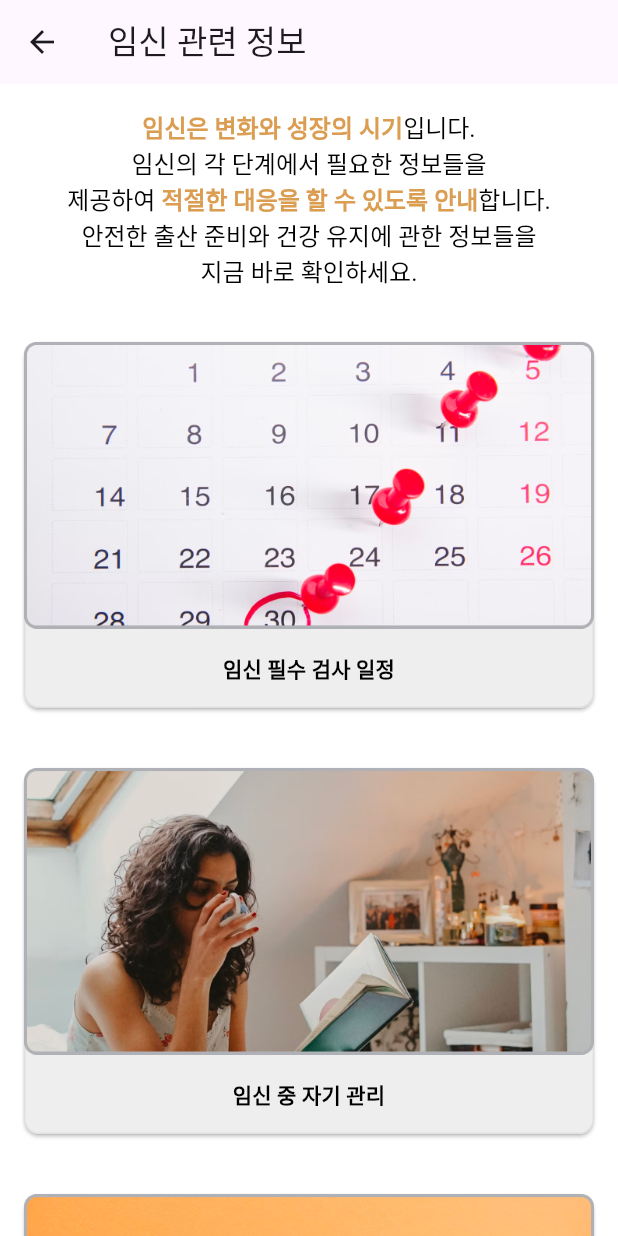
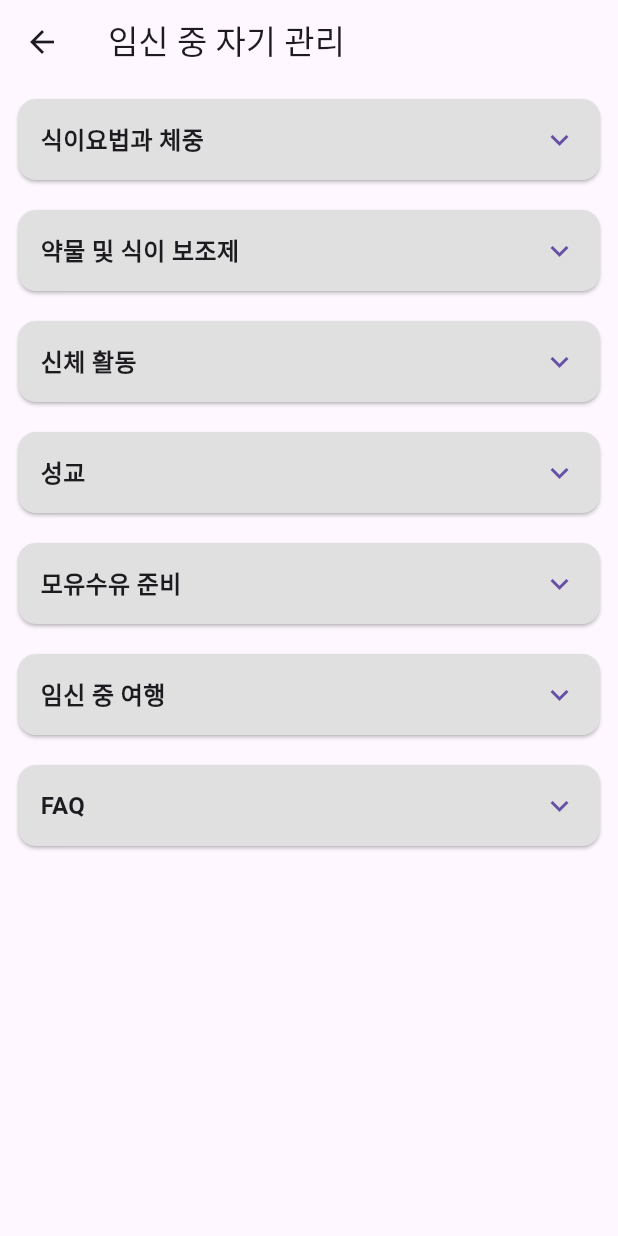
Before and after one commit to GDSC-KNU/3rd-sc-1team_VitaBelly-Android, a Flutter app: the PregnancyInfoScreen screen opened by its route, after a tap on "임신 중 자기 관리", on a phone screen of 412 x 824 dp. Run offline on Flutter 3.47's test engine with Material 3 defaults, Android fonts, the light colour scheme and no system bars; our stand-ins replace flutter_dotenv, google_maps_flutter, location.

Commit message:
feat: 임신 중 자기 관리 페이지 구현

```diff
--- /dev/null
+++ b/lib/data/self_care_content.dart
@@ -0,0 +1,28 @@
+final Map<String, String> detailedContent = {
+  '식이요법과 체중': '''
+임신 중 여성의 식이요법은 적절하고 영양소가 풍부해야 합니다. 스스로와 태아를 위해 충분한 영양소를 섭취하지 않으면 모든 영양소가 태아에게 영양분을 공급하는 데 사용됩니다. 하루에 약 250칼로리를 추가하는 것만으로 산모와 아기 모두에게 충분한 영양을 공급할 수 있습니다. 식이요법은 균형이 잡히고 신선한 과일, 곡물, 채소를 포함해야 합니다.
+
+미국에서 대부분 여성은 식탁의 음식에 소금을 추가하지 않아도 식단에서 충분한 염분을 섭취합니다. 상용 가공 식품에는 과다한 양의 염분이 들어 있으므로 소비를 삼가해야 합니다.
+
+임신 중 체중 감량을 위한 다이어트는 권장되지 않습니다. 비만 여성이라도 일부 체중 증가는 태아가 정상적으로 발달하는 데 필수적입니다.
+
+BMI가 높은 여성은 정상 또는 저체중으로 분류된 여성들보다 임신 기간 동안 적은 체중을 증가시켜야 합니다. 평균 체격의 여성은 임신 중 약 11.5~16kg의 체중이 증가할 것입니다.
+
+체중이 과도하게 증가하면 여성과 태아에게 지방이 축적됩니다. 체중 증가를 조절하는 것이 중요합니다.''',
+  '약물 및 식이 보조제': '''
+일반적으로 임신 중 약물 사용은 피하는 것이 좋습니다. 필요한 경우, 특히 임신 첫 3개월 동안은 의사와 상담해야 합니다.
+
+임신부는 철분 보조제가 필요할 수 있습니다. 평균적으로, 여성은 식품으로부터 임신에 필요한 철분을 충분히 흡수하지 못합니다.
+
+모든 임신부는 매일 400마이크로그램의 엽산을 포함하는 보조제를 복용해야 합니다. 엽산 보조제는 임신 전에 복용을 시작하는 것이 좋습니다.''',
+  '신체 활동': '''
+대부분의 여성은 임신 기간 전체에서 일상적인 활동과 운동을 지속할 수 있습니다. 수영, 활발한 보행 등이 좋습니다. 격렬한 활동도 주의를 기울여 수행한다면 가능합니다.''',
+  '성교': '''
+임신 중에는 성적 욕구가 증가하거나 감소할 수 있습니다. 질 출혈, 통증, 양수 유출, 자궁 수축이 없는 한, 임신 기간 전체에서 성교는 안전합니다.''',
+  '모유수유 준비': '''
+임신 기간 동안 모유수유를 계획 중인 여성은 특별한 준비가 필요하지 않습니다. 출산 전 유방을 눌러 유즙을 빼내는 것은 권장되지 않습니다.''',
+  '임신 중 여행': '''
+14주차에서 28주차 사이가 임신 중 여행하기에 가장 안전한 시기입니다. 여행 시간은 하루 6시간을 넘지 않도록 해야 합니다. 임신부는 항상 안전 벨트를 착용해야 합니다.''',
+  'FAQ': '''
+여기에 자주 묻는 질문들을 모아놓았습니다. 궁금한 점이 있다면 이 섹션을 참조하세요.''',
+};
--- a/lib/main.dart
+++ b/lib/main.dart
@@ -4,6 +4,7 @@
 import 'main_screen.dart';
 import 'pregnancy_info_screen.dart';
 import 'gynecology_clinic_location_screen.dart';
+import 'pregnancy_selfcare_screen.dart';
 
 void main() async {
   WidgetsFlutterBinding.ensureInitialized();
@@ -27,6 +28,7 @@
         '/pregnancyInfo': (context) => PregnancyInfoScreen(),
         '/gynecologyClinicLocation': (context) =>
             GynecologyClinicLocationScreen(),
+        '/selfCare': (context) => PregnancySelfCareScreen(),
       },
     );
   }
--- a/lib/main_screen.dart
+++ b/lib/main_screen.dart
@@ -134,7 +134,11 @@ class MainScreenButton extends StatelessWidget {
         child: Column(
           mainAxisSize: MainAxisSize.min,
           children: [
-            Image.asset(imagePath, height: 200.0),
+            Image.asset(
+              imagePath,
+              width: double.infinity,
+              fit: BoxFit.fitWidth,
+            ),
             Padding(
               padding: EdgeInsets.all(16.0),
               child: Text(
--- a/lib/pregnancy_info_screen.dart
+++ b/lib/pregnancy_info_screen.dart
@@ -83,7 +83,7 @@ class PregnancyInfoScreen extends StatelessWidget {
               MainScreenButton(
                 text: '임신 중 자기 관리',
                 onPressed: () {
-                  // TODO: Navigate to the pregnancy self-care page
+                  Navigator.pushNamed(context, '/selfCare');
                 },
                 imagePath: 'assets/vitabelly_pregnant_button2.png',
               ),
--- /dev/null
+++ b/lib/pregnancy_selfcare_screen.dart
@@ -0,0 +1,81 @@
+import 'package:flutter/material.dart';
+import './data/self_care_content.dart';
+
+class PregnancySelfCareScreen extends StatefulWidget {
+  @override
+  _PregnancySelfCareScreenState createState() =>
+      _PregnancySelfCareScreenState();
+}
+
+class _PregnancySelfCareScreenState extends State<PregnancySelfCareScreen> {
+  String? _expandedTitle;
+
+  @override
+  Widget build(BuildContext context) {
+    return Scaffold(
+      appBar: AppBar(
+        title: Text('임신 중 자기 관리'),
+      ),
+      body: ListView.builder(
+        itemCount: detailedContent.length,
+        itemBuilder: (context, index) {
+          String title = detailedContent.keys.elementAt(index);
+          return _buildItem(title, detailedContent[title]!);
+        },
+      ),
+    );
+  }
+
+  Widget _buildItem(String title, String content) {
+    bool isExpanded = _expandedTitle == title;
+    return Card(
+      margin: EdgeInsets.symmetric(horizontal: 12, vertical: 10),
+      color: Colors.grey[300],
+      child: Column(
+        children: [
+          InkWell(
+            onTap: () => setState(() {
+              if (isExpanded) {
+                _expandedTitle = null;
+              } else {
+                _expandedTitle = title;
+              }
+            }),
+            child: Container(
+              padding: EdgeInsets.symmetric(horizontal: 15, vertical: 15),
+              child: Row(
+                mainAxisAlignment: MainAxisAlignment.spaceBetween,
+                children: [
+                  Text(
+                    title,
+                    style: TextStyle(fontWeight: FontWeight.bold, fontSize: 16),
+                  ),
+                  Icon(
+                    isExpanded ? Icons.expand_less : Icons.expand_more,
+                    color: Theme.of(context).primaryColor,
+                  ),
+                ],
+              ),
+            ),
+          ),
+          AnimatedCrossFade(
+            firstChild: Container(),
+            secondChild: Padding(
+              padding: EdgeInsets.all(20),
+              child: Text(content, style: TextStyle(fontSize: 16)),
+            ),
+            crossFadeState: isExpanded
+                ? CrossFadeState.showSecond
+                : CrossFadeState.showFirst,
+            duration: Duration(milliseconds: 300),
+            firstCurve: Curves.fastOutSlowIn,
+            secondCurve: Curves.fastOutSlowIn,
+            sizeCurve: Curves.fastOutSlowIn,
+          ),
+        ],
+      ),
+    );
+  }
+}
+
+void main() => runApp(MaterialApp(home: PregnancySelfCareScreen()));
```
